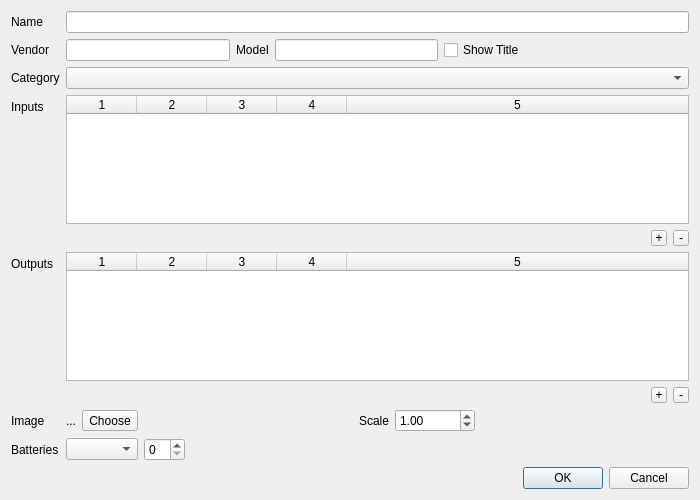
The window that deviceproperties.ui (uliss/patch_scene) describes before a commit, drawn with Qt 5.
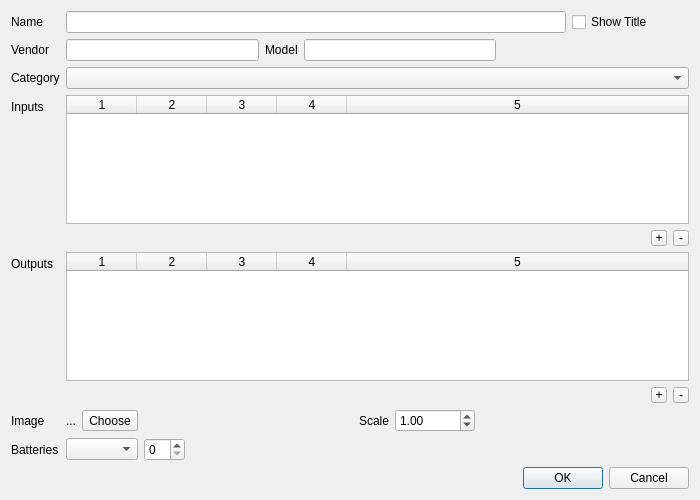
The same window after the commit.

```diff
--- a/deviceproperties.ui
+++ b/deviceproperties.ui
@@ -26,25 +26,6 @@
        </property>
       </widget>
      </item>
-     <item row="0" column="1">
-      <widget class="QLineEdit" name="deviceName">
-       <property name="sizePolicy">
-        <sizepolicy hsizetype="Minimum" vsizetype="Fixed">
-         <horstretch>0</horstretch>
-         <verstretch>0</verstretch>
-        </sizepolicy>
-       </property>
-       <property name="minimumSize">
-        <size>
-         <width>600</width>
-         <height>0</height>
-        </size>
-       </property>
-       <property name="toolTip">
-        <string>device name</string>
-       </property>
-      </widget>
-     </item>
      <item row="1" column="0">
       <widget class="QLabel" name="vendorLabel">
        <property name="text">
@@ -56,7 +37,7 @@
       </widget>
      </item>
      <item row="1" column="1">
-      <layout class="QHBoxLayout" name="horizontalLayout_5" stretch="0,0,0,0,0">
+      <layout class="QHBoxLayout" name="horizontalLayout_5" stretch="0,0,0,0">
        <item>
         <widget class="QLineEdit" name="vendor"/>
        </item>
@@ -73,13 +54,6 @@
        <item>
         <widget class="QLineEdit" name="model"/>
        </item>
-       <item>
-        <widget class="QCheckBox" name="showTitle">
-         <property name="text">
-          <string>Show Title</string>
-         </property>
-        </widget>
-       </item>
        <item>
         <spacer name="horizontalSpacer_4">
          <property name="orientation">
@@ -493,6 +467,33 @@
        </item>
       </layout>
      </item>
+     <item row="0" column="1">
+      <layout class="QHBoxLayout" name="horizontalLayout_6">
+       <item>
+        <widget class="QLineEdit" name="deviceName">
+         <property name="sizePolicy">
+          <sizepolicy hsizetype="Minimum" vsizetype="Fixed">
+           <horstretch>0</horstretch>
+           <verstretch>0</verstretch>
+          </sizepolicy>
+         </property>
+         <property name="minimumSize">
+          <size>
+           <width>500</width>
+           <height>0</height>
+          </size>
+         </property>
+        </widget>
+       </item>
+       <item>
+        <widget class="QCheckBox" name="showTitle">
+         <property name="text">
+          <string>Show Title</string>
+         </property>
+        </widget>
+       </item>
+      </layout>
+     </item>
     </layout>
    </item>
    <item>
```
Left out of the diff: 4 changed lines with no effect on the pictures.
